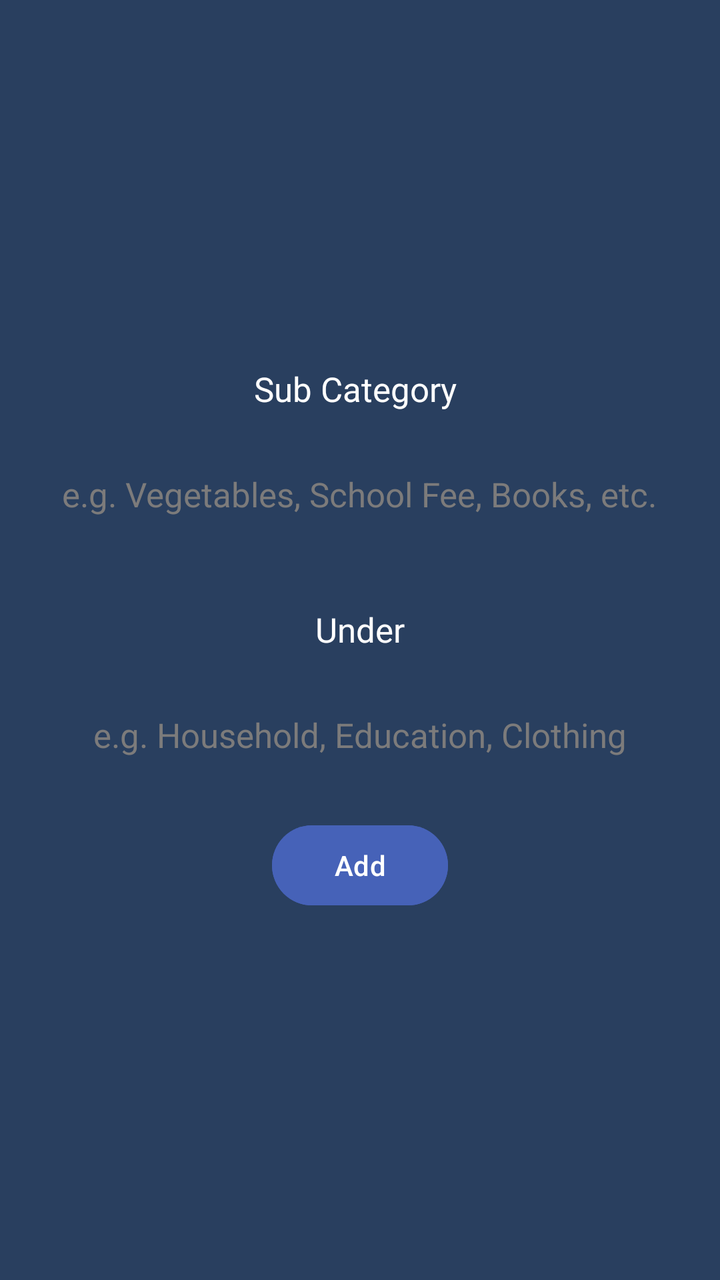
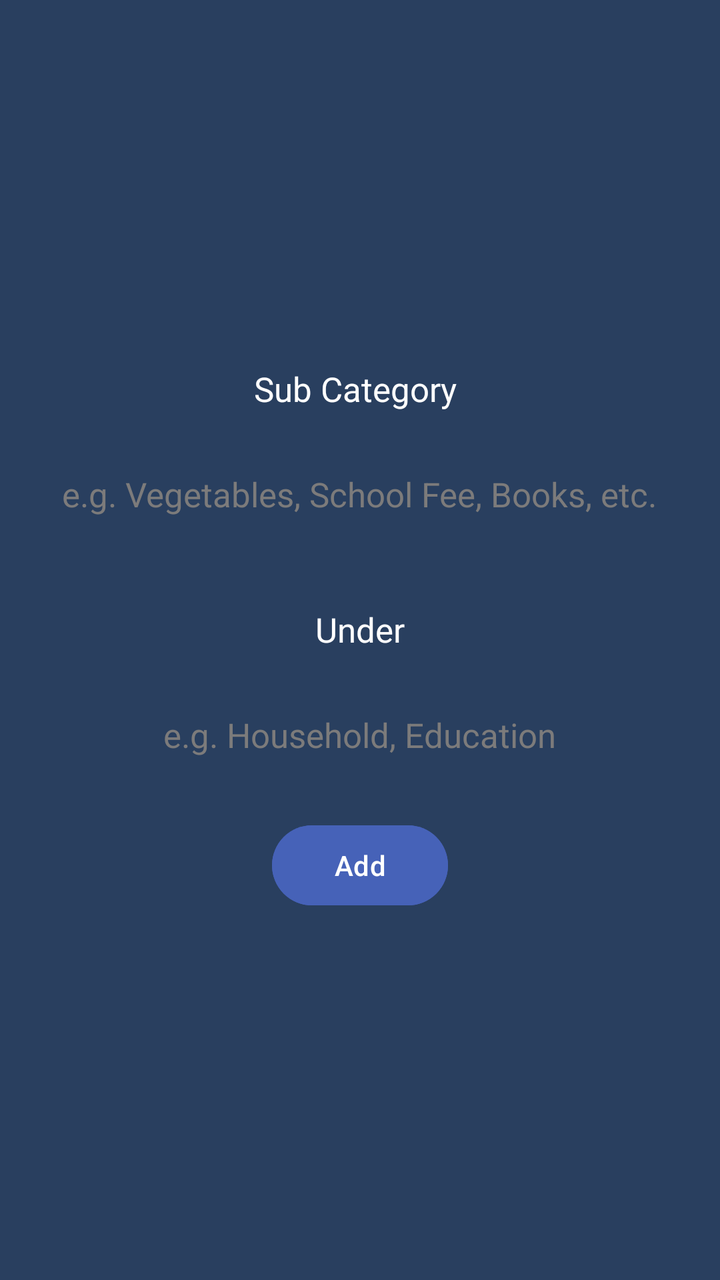

Screens rendered from an Android XML layout before and after an edit, with the pre-edit source and the edit as a unified diff.
<!-- AndroidManifest.xml: application theme Theme.GharKharch -->
<!-- res/layout/fragment_add_sub_category.xml -->
<?xml version="1.0" encoding="utf-8"?>
<LinearLayout xmlns:android="http://schemas.android.com/apk/res/android"
    android:layout_width="match_parent"
    android:layout_height="match_parent"
    android:background="@color/backgroundColor"
    android:gravity="center"
    android:orientation="vertical">

    <TextView
        android:layout_width="wrap_content"
        android:layout_height="wrap_content"
        android:padding="@dimen/padding_large"
        android:text="Sub Category "
        android:textColor="@color/primaryTextColor"
        android:textSize="@dimen/text_size_large" />

    <EditText
        android:id="@+id/inputSubCategory"
        android:layout_width="wrap_content"
        android:layout_height="wrap_content"
        android:background="@color/backgroundColor"
        android:hint="e.g. Vegetables, School Fee, Books, etc."
        android:importantForAutofill="no"
        android:inputType="text"
        android:maxLength="15"
        android:padding="@dimen/padding_large"
        android:textColorHint="@color/primaryTextColorVariant"
        android:textSize="@dimen/text_size_large" />

    <TextView
        android:layout_width="wrap_content"
        android:layout_height="wrap_content"
        android:layout_marginTop="@dimen/margin_large"
        android:padding="@dimen/padding_large"
        android:text="Under"
        android:textColor="@color/primaryTextColor"
        android:textSize="@dimen/text_size_large" />

    <EditText
        android:id="@+id/category"
        android:layout_width="wrap_content"
        android:layout_height="wrap_content"
        android:background="@color/backgroundColor"
        android:hint="e.g. Household, Education, Clothing"
        android:importantForAutofill="no"
        android:inputType="text"
        android:maxLength="15"
        android:padding="@dimen/padding_large"
        android:textColorHint="@color/primaryTextColorVariant"
        android:textSize="@dimen/text_size_large" />

    <Button
        android:id="@+id/addBtn"
        android:layout_width="wrap_content"
        android:layout_height="wrap_content"
        android:layout_marginVertical="@dimen/margin_large"
        android:backgroundTint="@color/buttonColor"
        android:text="Add"
        android:textColor="@color/primaryTextColor" />

</LinearLayout>
<!-- resources referenced by this layout -->
<resources>
  <color name="backgroundColor">#293F5F</color>
  <color name="buttonColor">#4662B8</color>
  <color name="primaryTextColor">#FFFFFF</color>
  <color name="primaryTextColorVariant">#7C7B7B</color>
  <dimen name="margin_large">15dp</dimen>
  <dimen name="padding_large">15dp</dimen>
  <dimen name="text_size_large">17sp</dimen>
  <style name="Theme.GharKharch" parent="Base.Theme.GharKharch">
          <item name="colorPrimary">@color/backgroundColor</item>
          <item name="colorSecondary">@color/lGrey</item>
          
          <item name="colorOnSecondary">@color/primaryTextColor</item>
          <item name="colorOnPrimary">@color/primaryTextColor</item>
          
          <item name="android:textColor">@color/primaryTextColor</item>
          <item name="android:textColorPrimary">@color/primaryTextColor</item>
          <item name="android:textColorSecondary">@color/primaryTextColorVariant</item>
      </style>
  <style name="Base.Theme.GharKharch" parent="Theme.Material3.DayNight.NoActionBar">
          
      </style>
  <color name="lGrey">#616161</color>
</resources>

<!-- the commit's change to res/layout/fragment_add_sub_category.xml (unified diff, before → after) -->
@@ -19,7 +19,7 @@
         android:layout_width="wrap_content"
         android:layout_height="wrap_content"
         android:background="@color/backgroundColor"
-        android:hint="e.g. Vegetables, School Fee, Books, etc."
+        android:hint="@string/hint_sub_category"
         android:importantForAutofill="no"
         android:inputType="text"
         android:maxLength="15"
@@ -41,7 +41,7 @@
         android:layout_width="wrap_content"
         android:layout_height="wrap_content"
         android:background="@color/backgroundColor"
-        android:hint="e.g. Household, Education, Clothing"
+        android:hint="@string/hint_category"
         android:importantForAutofill="no"
         android:inputType="text"
         android:maxLength="15"
<!-- resource entries referenced after the edit -->
@@ -7,6 +7,8 @@
   <dimen name="margin_large">15dp</dimen>
   <dimen name="padding_large">15dp</dimen>
   <dimen name="text_size_large">17sp</dimen>
+  <string name="hint_category">e.g. Household, Education</string>
+  <string name="hint_sub_category">e.g. Vegetables, School Fee, Books, etc.</string>
   <style name="Theme.GharKharch" parent="Base.Theme.GharKharch">
           <item name="colorPrimary">@color/backgroundColor</item>
           <item name="colorSecondary">@color/lGrey</item>
